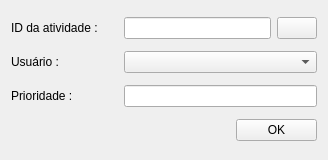
Qt form SAP/Project/Views/setPriorityActivity.ui (dsgoficial/SAP_Gerente) before a commit.
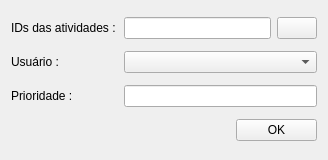
The same form after that commit.

The edit to the form file:
```diff
--- a/SAP/Project/Views/setPriorityActivity.ui
+++ b/SAP/Project/Views/setPriorityActivity.ui
@@ -17,7 +17,7 @@
    <item row="0" column="0">
     <widget class="QLabel" name="label">
      <property name="text">
-      <string>ID da atividade :</string>
+      <string>IDs das atividades :</string>
      </property>
     </widget>
    </item>
```
